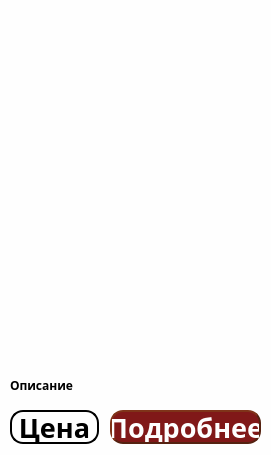
Old version of the form card.ui in the repository yobysheva/pyQT_DressesStore.
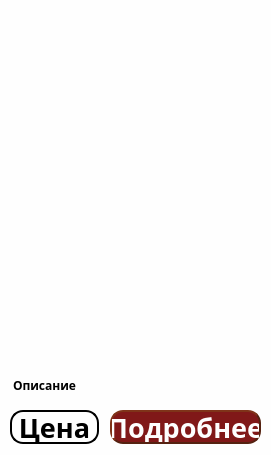
New version of the form.

What changed in the file:
```diff
--- a/card.ui
+++ b/card.ui
@@ -129,6 +129,12 @@
    <property name="text">
     <string>Описание</string>
    </property>
+   <property name="margin">
+    <number>3</number>
+   </property>
+   <property name="indent">
+    <number>3</number>
+   </property>
   </widget>
  </widget>
  <resources/>
```
